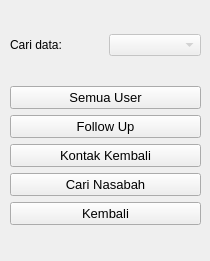
The window that mainFiles/assets/ui/telle_postlog.ui (NathanielClarence/telemarketingdb) describes before a commit, drawn with Qt 5.
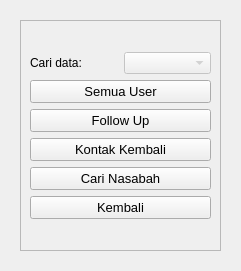
The same window after the commit.

What changed in the file:
```diff
--- a/mainFiles/assets/ui/telle_postlog.ui
+++ b/mainFiles/assets/ui/telle_postlog.ui
@@ -6,22 +6,36 @@
    <rect>
     <x>0</x>
     <y>0</y>
-    <width>210</width>
-    <height>261</height>
+    <width>241</width>
+    <height>271</height>
    </rect>
   </property>
   <property name="windowTitle">
    <string>Form</string>
   </property>
-  <widget class="QWidget" name="gridLayoutWidget">
+  <widget class="QScrollArea" name="scrollArea">
    <property name="geometry">
     <rect>
-     <x>10</x>
-     <y>10</y>
-     <width>191</width>
-     <height>241</height>
+     <x>20</x>
+     <y>20</y>
+     <width>201</width>
+     <height>231</height>
     </rect>
    </property>
+   <property name="widgetResizable">
+    <bool>true</bool>
+   </property>
+   <widget class="QWidget" name="scrollAreaWidgetContents">
+    <property name="geometry">
+     <rect>
+      <x>0</x>
+      <y>0</y>
+      <width>199</width>
+      <height>229</height>
+     </rect>
+    </property>
+    <layout class="QGridLayout" name="gridLayout_2">
+     <item row="0" column="0">
    <layout class="QGridLayout" name="gridLayout">
     <item row="0" column="1">
      <widget class="QComboBox" name="cmb_product">
@@ -102,6 +116,9 @@
      </layout>
     </item>
    </layout>
+     </item>
+    </layout>
+   </widget>
   </widget>
  </widget>
  <resources/>
```
Lines whose indentation alone changed are shown as unchanged.
